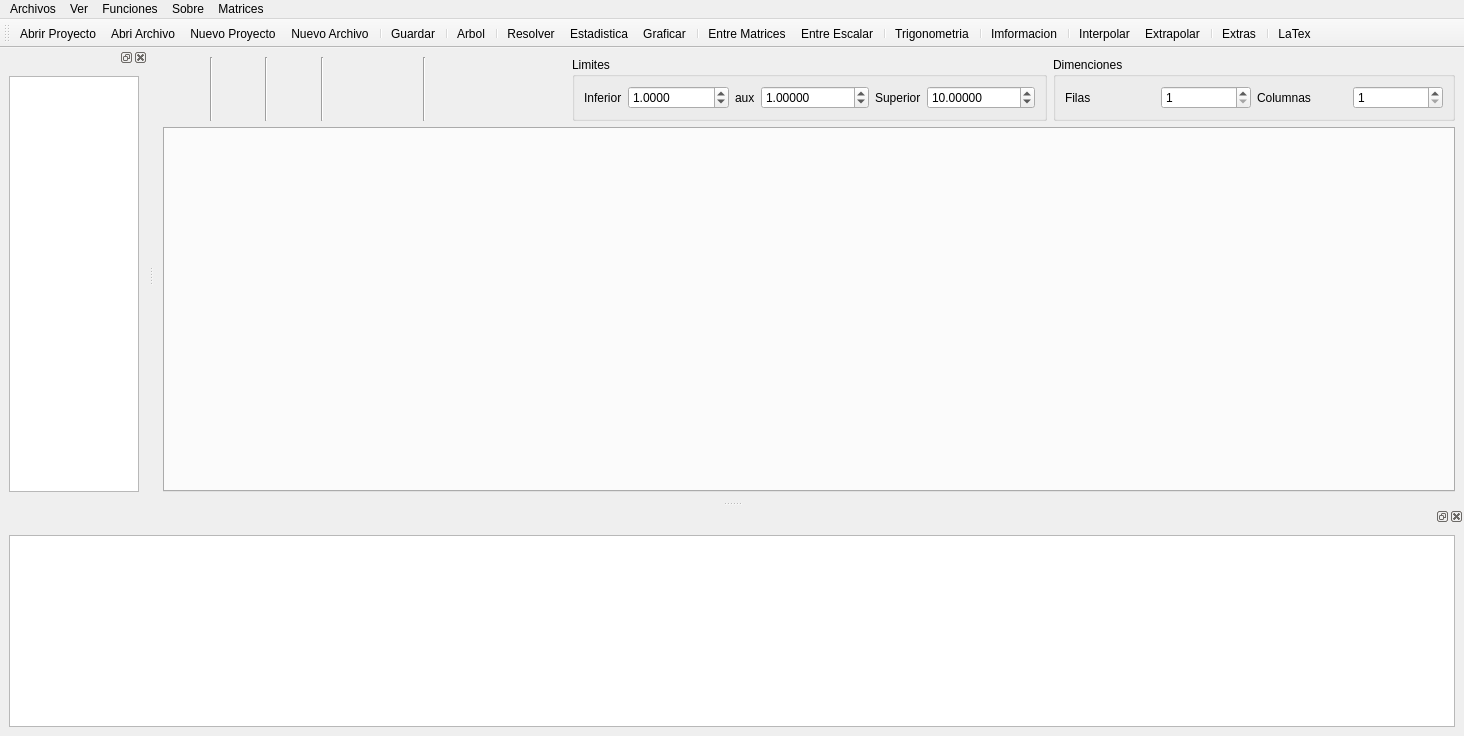
Old version of the form Gamma/mainwindow.ui in the repository enrique76/Gamma.
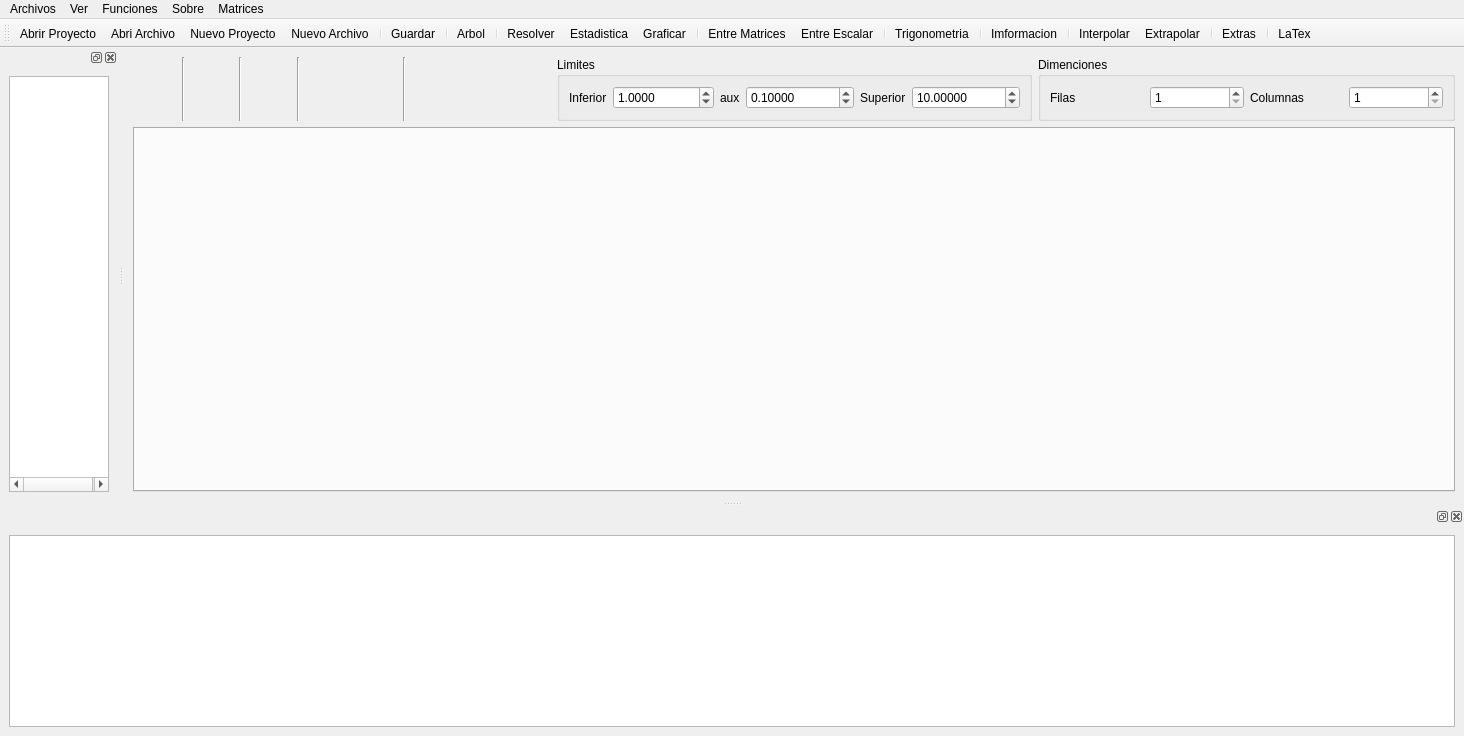
New version of the form. Icons and pictures are not drawn.

```diff
--- a/Gamma/mainwindow.ui
+++ b/Gamma/mainwindow.ui
@@ -18,10 +18,10 @@
     <normaloff>:/new/prefix1/iconos/matriz.png</normaloff>:/new/prefix1/iconos/matriz.png</iconset>
   </property>
   <widget class="QWidget" name="centralwidget">
-   <layout class="QGridLayout" name="gridLayout_5">
+   <layout class="QGridLayout" name="gridLayout_6">
     <item row="0" column="0">
-     <layout class="QVBoxLayout" name="verticalLayout">
-      <item>
+     <layout class="QGridLayout" name="gridLayout_5">
+      <item row="0" column="0">
        <layout class="QHBoxLayout" name="horizontalLayout_4">
         <item>
          <layout class="QHBoxLayout" name="horizontalLayout">
@@ -217,7 +217,7 @@
                 <double>99999999999999991433150857216.000000000000000</double>
                </property>
                <property name="value">
-                <double>1.000000000000000</double>
+                <double>0.100000000000000</double>
                </property>
               </widget>
              </item>
@@ -292,7 +292,7 @@
         </item>
        </layout>
       </item>
-      <item>
+      <item row="1" column="0">
        <widget class="QTabWidget" name="area"/>
       </item>
      </layout>
@@ -410,7 +410,7 @@
         <enum>QAbstractItemView::NoDragDrop</enum>
        </property>
        <property name="alternatingRowColors">
-        <bool>true</bool>
+        <bool>false</bool>
        </property>
        <property name="selectionMode">
         <enum>QAbstractItemView::MultiSelection</enum>
@@ -428,7 +428,7 @@
         <bool>true</bool>
        </property>
        <property name="sortingEnabled">
-        <bool>true</bool>
+        <bool>false</bool>
        </property>
        <property name="animated">
         <bool>true</bool>
@@ -447,11 +447,6 @@
          <string/>
         </property>
        </column>
-       <item>
-        <property name="text">
-         <string/>
-        </property>
-       </item>
       </widget>
      </item>
     </layout>
```
Left out of the diff: 8 changed lines with no effect on the pictures.
